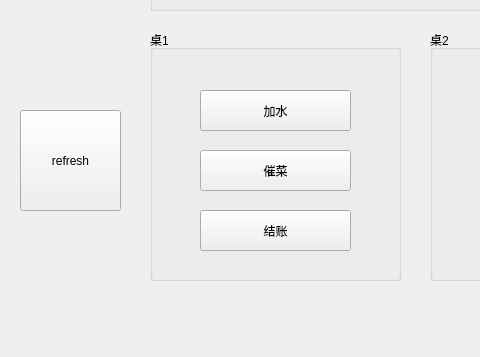
First picture: the form in Restaurant/waiterwindow.ui, repository PG98/2017SepQt, before the edit; both pictures show x 0 to 480 and y 140 to 497 of the 800 by 497 pixel window.
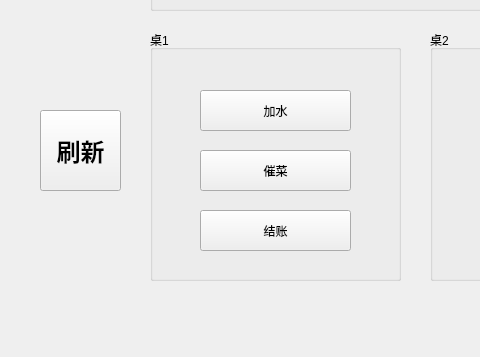
Second picture: the form after the edit.

The edit to the form file:
```diff
--- a/Restaurant/waiterwindow.ui
+++ b/Restaurant/waiterwindow.ui
@@ -121,14 +121,22 @@
    <widget class="QPushButton" name="refreshBtn">
     <property name="geometry">
      <rect>
-      <x>20</x>
+      <x>40</x>
       <y>250</y>
-      <width>101</width>
-      <height>101</height>
+      <width>81</width>
+      <height>81</height>
      </rect>
     </property>
+    <property name="font">
+     <font>
+      <family>Songti SC</family>
+      <pointsize>18</pointsize>
+      <weight>75</weight>
+      <bold>true</bold>
+     </font>
+    </property>
     <property name="text">
-     <string>refresh</string>
+     <string>刷新</string>
     </property>
    </widget>
    <widget class="QGroupBox" name="box">
```
